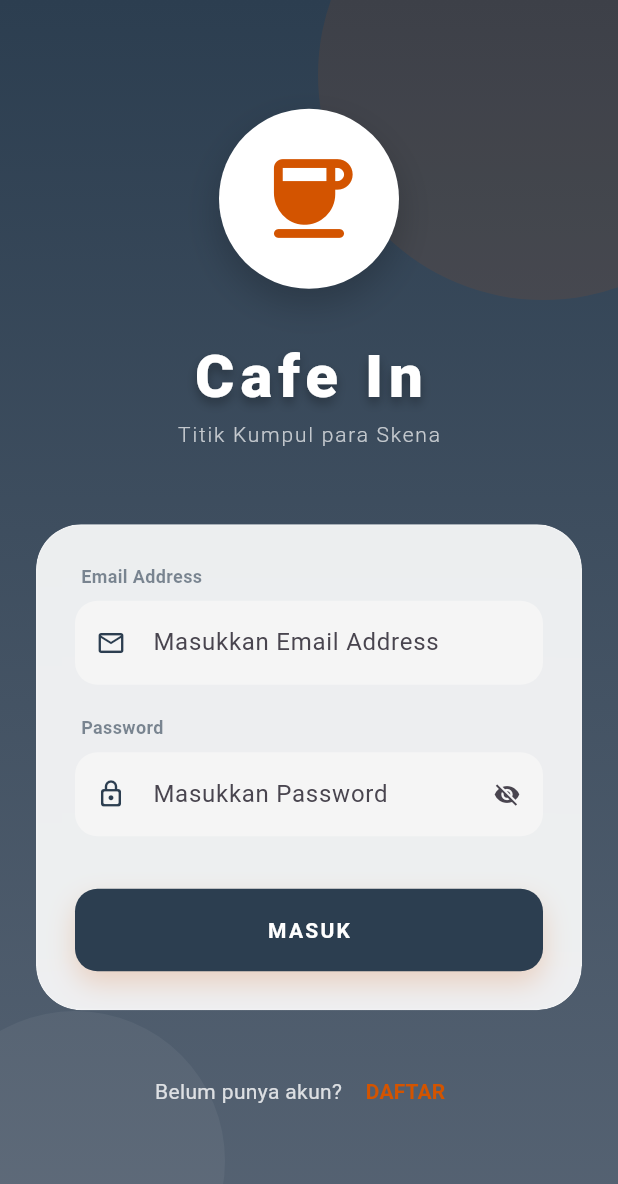
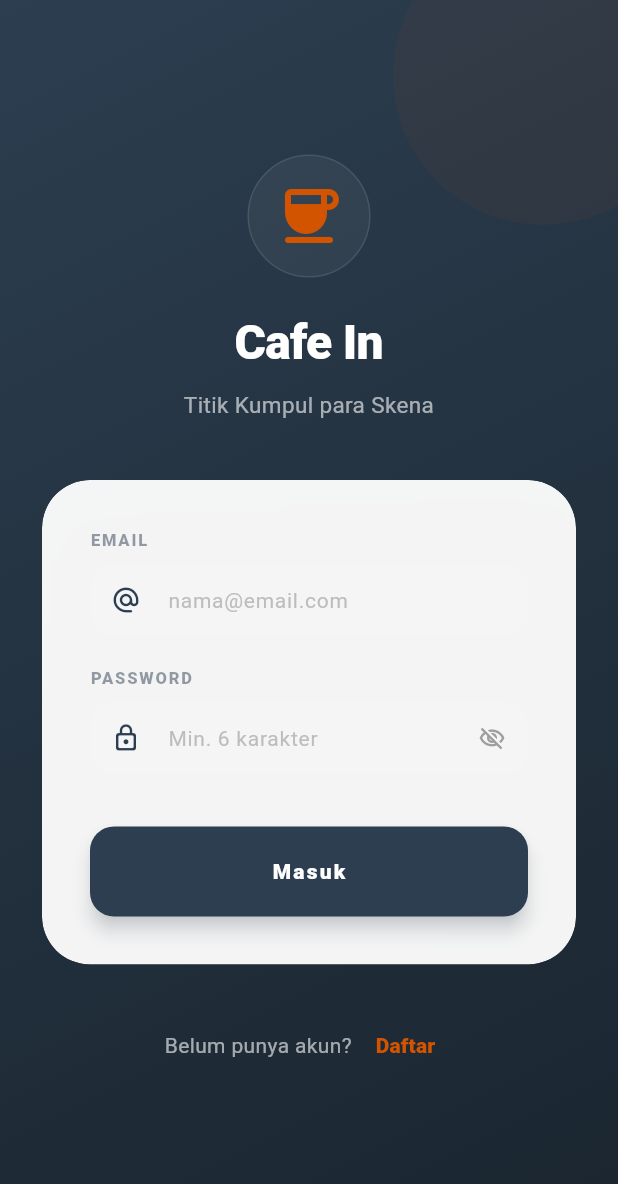
Before and after one commit to NovalMaulana/cafein, a Flutter app: the screen it shows after launch, on a phone screen of 412 x 824 dp. Shown: the top 1184 px of the screen. Run offline on Flutter 3.47's test engine with Material 3 defaults, Android fonts, the phone set to English and light mode, and no system bars; our stand-ins replace flutter_map, latlong2, supabase_flutter; accounts and stored records are empty.

Commit message:
Update login_page.dart

```diff
--- a/lib/pages/login_page.dart
+++ b/lib/pages/login_page.dart
@@ -15,6 +15,7 @@ class _LoginPageState extends State<LoginPage> {
   final _emailController = TextEditingController();
   final _passwordController = TextEditingController();
   final _authService = AuthService();
+
   bool _isLoading = false;
   bool _obscurePassword = true;
 
@@ -30,7 +31,6 @@ class _LoginPageState extends State<LoginPage> {
 
   Future<void> _handleLogin() async {
     if (!_formKey.currentState!.validate()) return;
-
     setState(() => _isLoading = true);
 
     try {
@@ -42,64 +42,37 @@ class _LoginPageState extends State<LoginPage> {
       if (mounted) {
         ScaffoldMessenger.of(context).showSnackBar(
           SnackBar(
-            content: Text('Login gagal: ${e.toString()}'),
-            backgroundColor: Colors.redAccent,
+            content: Text('Gagal: ${e.toString()}'),
+            backgroundColor: const Color(0xFFC0392B),
             behavior: SnackBarBehavior.floating,
-            shape: RoundedRectangleBorder(
-              borderRadius: BorderRadius.circular(10),
-            ),
           ),
         );
       }
     } finally {
-      if (mounted) {
-        setState(() => _isLoading = false);
-      }
+      if (mounted) setState(() => _isLoading = false);
     }
   }
 
   @override
   Widget build(BuildContext context) {
     return Scaffold(
-      body: Container(
-        height: double.infinity,
-        decoration: BoxDecoration(
-          gradient: LinearGradient(
-            begin: Alignment.topCenter,
-            end: Alignment.bottomCenter,
-            colors: [_primaryColor, _primaryColor.withOpacity(0.8)],
-          ),
-        ),
-        child: Stack(
+      backgroundColor: _primaryColor,
+      body: Stack(
         children: [
-            // Background Decor
-            _buildBackgroundCircle(
-              top: -100,
-              right: -100,
-              size: 300,
-              color: _accentColor.withOpacity(0.1),
-            ),
-            _buildBackgroundCircle(
-              bottom: -50,
-              left: -50,
-              size: 200,
-              color: Colors.white.withOpacity(0.05),
-            ),
+          _buildBackground(),
 
           SafeArea(
             child: Center(
               child: SingleChildScrollView(
                 physics: const BouncingScrollPhysics(),
-                  padding: const EdgeInsets.symmetric(horizontal: 24.0),
+                padding: const EdgeInsets.symmetric(horizontal: 28.0),
                 child: Column(
                   children: [
-                      _buildLogo(),
+                    _buildHeader(),
+                    const SizedBox(height: 40),
+                    _buildLoginCard(),
                     const SizedBox(height: 30),
-                      _buildTitle(),
-                      const SizedBox(height: 50),
-                      _buildGlassmorphicCard(),
-                      const SizedBox(height: 30),
-                      _buildRegisterLink(),
+                    _buildFooter(),
                   ],
                 ),
               ),
@@ -107,140 +80,113 @@ class _LoginPageState extends State<LoginPage> {
           ),
         ],
       ),
-      ),
     );
   }
 
-  Widget _buildBackgroundCircle({
-    double? top,
-    double? right,
-    double? bottom,
-    double? left,
-    required double size,
-    required Color color,
-  }) {
-    return Positioned(
-      top: top,
-      right: right,
-      bottom: bottom,
-      left: left,
-      child: Container(
-        width: size,
-        height: size,
-        decoration: BoxDecoration(shape: BoxShape.circle, color: color),
-      ),
-    );
-  }
-
-  Widget _buildLogo() {
-    return TweenAnimationBuilder(
-      tween: Tween<double>(begin: 0, end: 1),
-      duration: const Duration(milliseconds: 800),
-      curve: Curves.elasticOut,
-      builder: (context, double value, child) {
-        return Transform.scale(
-          scale: value,
-          child: Container(
-            padding: const EdgeInsets.all(25),
+  Widget _buildBackground() {
+    return Stack(
+      children: [
+        Container(
           decoration: BoxDecoration(
-              color: Colors.white,
-              shape: BoxShape.circle,
-              boxShadow: [
-                BoxShadow(
-                  color: Colors.black.withOpacity(0.2),
-                  blurRadius: 20,
-                  offset: const Offset(0, 10),
-                ),
-              ],
-            ),
-            child: Icon(Icons.coffee_rounded, size: 70, color: _accentColor),
-          ),
-        );
-      },
-    );
-  }
-
-  Widget _buildTitle() {
-    return Column(
-      children: [
-        Text(
-          'Cafe In',
-          style: TextStyle(
-            fontSize: 40,
-            fontWeight: FontWeight.w900,
-            color: Colors.white,
-            letterSpacing: 4,
-            shadows: [
-              Shadow(
-                color: Colors.black.withOpacity(0.3),
-                offset: const Offset(0, 4),
-                blurRadius: 8,
-              ),
-            ],
+            gradient: LinearGradient(
+              begin: Alignment.topLeft,
+              end: Alignment.bottomRight,
+              colors: [_primaryColor, const Color(0xFF1A252F)],
             ),
           ),
-        Text(
-          'Titik Kumpul para Skena',
-          style: TextStyle(
-            fontSize: 14,
-            color: Colors.white.withOpacity(0.7),
-            letterSpacing: 1.2,
-            fontWeight: FontWeight.w300,
+        ),
+        Positioned(
+          top: -50,
+          right: -50,
+          child: CircleAvatar(
+            radius: 100,
+            backgroundColor: _accentColor.withValues(alpha: 0.05),
           ),
         ),
       ],
     );
   }
 
-  Widget _buildGlassmorphicCard() {
+  Widget _buildHeader() {
+    return Column(
+      children: [
+        Container(
+          padding: const EdgeInsets.all(16),
+          decoration: BoxDecoration(
+            color: Colors.white.withValues(alpha: 0.05),
+            shape: BoxShape.circle,
+            border: Border.all(color: Colors.white.withValues(alpha: 0.1)),
+          ),
+          child: Icon(Icons.coffee_rounded, size: 48, color: _accentColor),
+        ),
+        const SizedBox(height: 20),
+        const Text(
+          'Cafe In',
+          style: TextStyle(
+            fontSize: 32,
+            fontWeight: FontWeight.w800,
+            color: Colors.white,
+            letterSpacing: -0.5,
+          ),
+        ),
+        const SizedBox(height: 8),
+        Text(
+          'Titik Kumpul para Skena',
+          textAlign: TextAlign.center,
+          style: TextStyle(
+            fontSize: 15,
+            color: Colors.white.withValues(alpha: 0.6),
+          ),
+        ),
+      ],
+    );
+  }
+
+  Widget _buildLoginCard() {
     return ClipRRect(
-      borderRadius: BorderRadius.circular(30),
+      borderRadius: BorderRadius.circular(32),
       child: BackdropFilter(
         filter: ui.ImageFilter.blur(sigmaX: 15, sigmaY: 15),
         child: Container(
-          padding: const EdgeInsets.all(25),
+          padding: const EdgeInsets.all(32),
           decoration: BoxDecoration(
-            color: Colors.white.withOpacity(0.9),
-            borderRadius: BorderRadius.circular(30),
-            border: Border.all(color: Colors.white.withOpacity(0.2)),
+            color: Colors.white.withValues(alpha: 0.95),
+            borderRadius: BorderRadius.circular(32),
+            boxShadow: [
+              BoxShadow(
+                color: Colors.black.withValues(alpha: 0.2),
+                blurRadius: 30,
+                offset: const Offset(0, 15),
+              ),
+            ],
           ),
           child: Form(
             key: _formKey,
             child: Column(
               children: [
-                _buildTextField(
+                _buildField(
                   controller: _emailController,
-                  label: 'Email Address',
-                  icon: Icons.email_outlined,
+                  label: 'Email',
+                  icon: Icons.alternate_email_rounded,
+                  hint: 'nama@email.com',
                   keyboardType: TextInputType.emailAddress,
-                  textInputAction: TextInputAction.next,
-                  validator: (value) {
-                    if (value == null || value.isEmpty)
-                      return 'Email tidak boleh kosong';
-                    if (!RegExp(r'\S+@\S+\.\S+').hasMatch(value))
-                      return 'Format email salah';
-                    return null;
-                  },
+                  validator: (v) =>
+                      !v!.contains('@') ? 'Email tidak valid' : null,
                 ),
                 const SizedBox(height: 20),
-                _buildTextField(
+                _buildField(
                   controller: _passwordController,
                   label: 'Password',
                   icon: Icons.lock_outline_rounded,
+                  hint: 'Min. 6 karakter',
                   isPassword: true,
-                  obscureText: _obscurePassword,
-                  textInputAction: TextInputAction.done,
-                  onTogglePassword: () =>
+                  obscure: _obscurePassword,
+                  onToggle: () =>
                       setState(() => _obscurePassword = !_obscurePassword),
-                  validator: (value) {
-                    if (value == null || value.isEmpty)
-                      return 'Password tidak boleh kosong';
-                    if (value.length < 6) return 'Minimal 6 karakter';
-                    return null;
-                  },
+                  validator: (v) => v!.length < 6 ? 'Minimal 6 karakter' : null,
                 ),
                 const SizedBox(height: 35),
-                _buildLoginButton(),
+                _buildSubmitButton(),
               ],
             ),
           ),
@@ -249,43 +195,101 @@ class _LoginPageState extends State<LoginPage> {
     );
   }
 
-  Widget _buildLoginButton() {
-    return Container(
-      width: double.infinity,
-      height: 55,
-      decoration: BoxDecoration(
-        borderRadius: BorderRadius.circular(15),
-        boxShadow: [
-          BoxShadow(
-            color: _accentColor.withOpacity(0.2),
-            blurRadius: 15,
-            offset: const Offset(0, 8),
+  Widget _buildField({
+    required TextEditingController controller,
+    required String label,
+    required IconData icon,
+    required String hint,
+    bool isPassword = false,
+    bool obscure = false,
+    VoidCallback? onToggle,
+    TextInputType? keyboardType,
+    String? Function(String?)? validator,
+  }) {
+    return Column(
+      crossAxisAlignment: CrossAxisAlignment.start,
+      children: [
+        Text(
+          label.toUpperCase(),
+          style: TextStyle(
+            fontSize: 11,
+            fontWeight: FontWeight.w800,
+            color: _primaryColor.withValues(alpha: 0.5),
+            letterSpacing: 1.2,
+          ),
+        ),
+        const SizedBox(height: 8),
+        TextFormField(
+          controller: controller,
+          obscureText: obscure,
+          keyboardType: keyboardType,
+          validator: validator,
+          style: TextStyle(color: _primaryColor, fontWeight: FontWeight.bold),
+          decoration: InputDecoration(
+            isDense: true,
+            hintText: hint,
+            hintStyle: TextStyle(
+              color: Colors.grey[400],
+              fontSize: 14,
+              fontWeight: FontWeight.normal,
+            ),
+            prefixIcon: Icon(icon, color: _primaryColor, size: 20),
+            suffixIcon: isPassword
+                ? IconButton(
+                    icon: Icon(
+                      obscure
+                          ? Icons.visibility_off_outlined
+                          : Icons.visibility_outlined,
+                      color: Colors.grey,
+                      size: 18,
+                    ),
+                    onPressed: onToggle,
+                  )
+                : null,
+            filled: true,
+            fillColor: Colors.grey[100],
+            border: OutlineInputBorder(
+              borderRadius: BorderRadius.circular(16),
+              borderSide: BorderSide.none,
+            ),
+            focusedBorder: OutlineInputBorder(
+              borderRadius: BorderRadius.circular(16),
+              borderSide: BorderSide(color: _accentColor, width: 1.5),
+            ),
+          ),
         ),
       ],
-      ),
+    );
+  }
+
+  Widget _buildSubmitButton() {
+    return SizedBox(
+      width: double.infinity,
+      height: 60,
       child: ElevatedButton(
         onPressed: _isLoading ? null : _handleLogin,
         style: ElevatedButton.styleFrom(
           backgroundColor: _primaryColor,
           foregroundColor: Colors.white,
           shape: RoundedRectangleBorder(
-            borderRadius: BorderRadius.circular(15),
+            borderRadius: BorderRadius.circular(16),
           ),
-          elevation: 0,
+          elevation: 5,
+          shadowColor: _primaryColor.withValues(alpha: 0.4),
         ),
         child: _isLoading
             ? const SizedBox(
                 height: 24,
                 width: 24,
                 child: CircularProgressIndicator(
+                  color: Colors.white,
                   strokeWidth: 2,
-                  color: Colors.white,
                 ),
               )
             : const Text(
-                'MASUK',
+                'Masuk',
                 style: TextStyle(
-                  fontWeight: FontWeight.bold,
+                  fontWeight: FontWeight.w900,
                   letterSpacing: 1.5,
                 ),
               ),
@@ -293,80 +297,24 @@ class _LoginPageState extends State<LoginPage> {
     );
   }
 
-  Widget _buildRegisterLink() {
+  Widget _buildFooter() {
     return Row(
       mainAxisAlignment: MainAxisAlignment.center,
       children: [
         Text(
           'Belum punya akun? ',
-          style: TextStyle(color: Colors.white.withOpacity(0.8)),
+          style: TextStyle(color: Colors.white.withValues(alpha: 0.6)),
         ),
         TextButton(
           onPressed: () => Navigator.of(
             context,
           ).push(MaterialPageRoute(builder: (_) => const RegisterPage())),
           child: Text(
-            'DAFTAR',
-            style: TextStyle(color: _accentColor, fontWeight: FontWeight.bold),
+            'Daftar',
+            style: TextStyle(color: _accentColor, fontWeight: FontWeight.w900),
           ),
         ),
       ],
     );
   }
-
-  Widget _buildTextField({
-    required TextEditingController controller,
-    required String label,
-    required IconData icon,
-    bool isPassword = false,
-    bool obscureText = false,
-    VoidCallback? onTogglePassword,
-    TextInputType? keyboardType,
-    TextInputAction? textInputAction,
-    String? Function(String?)? validator,
-  }) {
-    return Column(
-      crossAxisAlignment: CrossAxisAlignment.start,
-      children: [
-        Padding(
-          padding: const EdgeInsets.only(left: 4, bottom: 8),
-          child: Text(
-            label,
-            style: TextStyle(
-              fontSize: 12,
-              fontWeight: FontWeight.bold,
-              color: _primaryColor.withOpacity(0.6),
-            ),
-          ),
-        ),
-        TextFormField(
-          controller: controller,
-          obscureText: obscureText,
-          keyboardType: keyboardType,
-          textInputAction: textInputAction,
-          decoration: InputDecoration(
-            prefixIcon: Icon(icon, color: _primaryColor, size: 20),
-            suffixIcon: isPassword
-                ? IconButton(
-                    icon: Icon(
-                      obscureText ? Icons.visibility_off : Icons.visibility,
-                      size: 18,
-                    ),
-                    onPressed: onTogglePassword,
-                  )
-                : null,
-            hintText: 'Masukkan $label',
-            filled: true,
-            fillColor: Colors.grey[100],
-            border: OutlineInputBorder(
-              borderRadius: BorderRadius.circular(15),
-              borderSide: BorderSide.none,
-            ),
-            contentPadding: const EdgeInsets.symmetric(vertical: 16),
-          ),
-          validator: validator,
-        ),
-      ],
-    );
 }
-}
```
Lines whose indentation alone changed are shown as unchanged.
